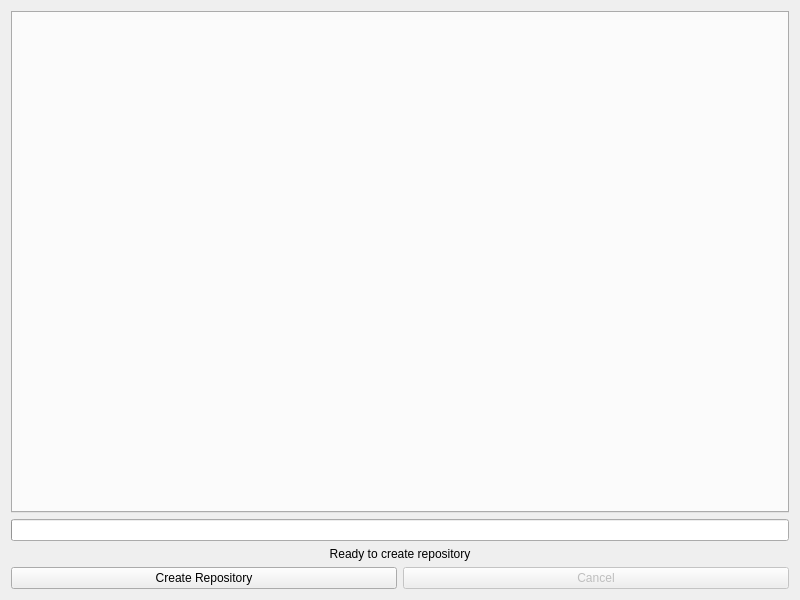
Before: the Qt Designer form src/repospark/assets/ui/main_window.ui in RichLewis007/RepoSpark, drawn with Qt 5.
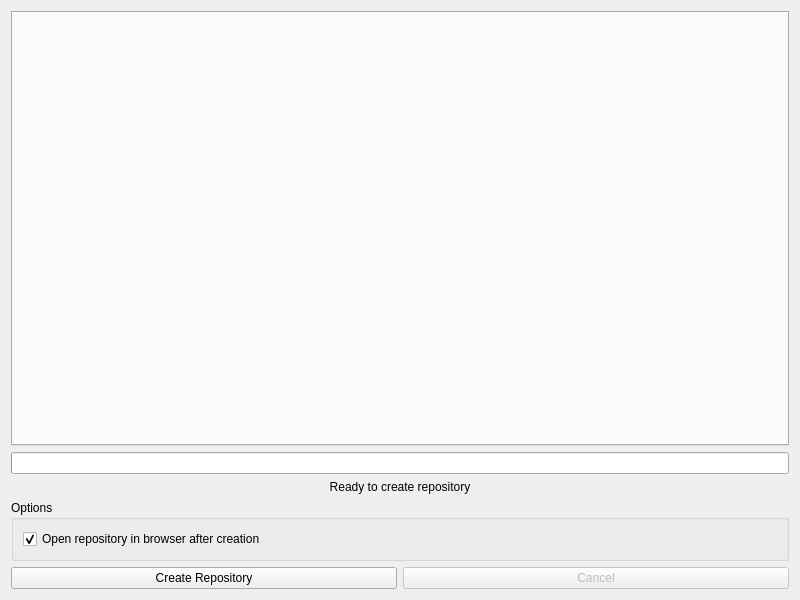
After: the same form once the commit is applied.

Commit message: rearrange gui items, tabs. fix blocked ui thread when picking a certain radio button.

```diff
--- a/src/repospark/assets/ui/main_window.ui
+++ b/src/repospark/assets/ui/main_window.ui
@@ -35,6 +35,25 @@
      </property>
     </widget>
    </item>
+   <item>
+    <widget class="QGroupBox" name="options_group">
+     <property name="title">
+      <string>Options</string>
+     </property>
+     <layout class="QVBoxLayout" name="options_layout">
+      <item>
+       <widget class="QCheckBox" name="open_browser_check">
+        <property name="text">
+         <string>Open repository in browser after creation</string>
+        </property>
+        <property name="checked">
+         <bool>true</bool>
+        </property>
+       </widget>
+      </item>
+     </layout>
+    </widget>
+   </item>
    <item>
     <layout class="QHBoxLayout" name="button_layout">
      <item>
```
The commit also changes 5 other files.
